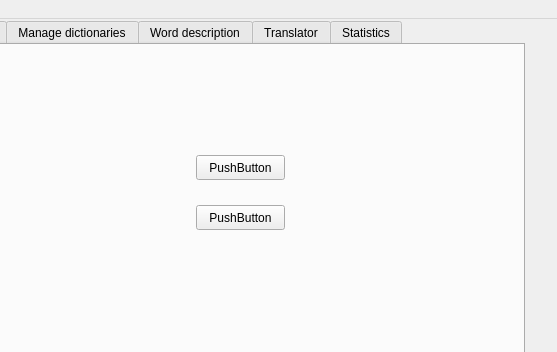
This is src/gui/src/view/MainView.ui in cieslarmichal/glossary as Qt 5 draws it before an edit; both pictures show x 166 to 723 and y 0 to 352 of the 723 by 587 pixel window. The edited form follows.
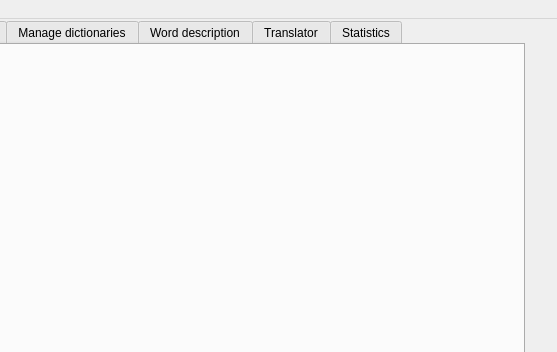
This is the edited form. The open tabs and pages were chosen to show the change.

Commit message: implement welcome tab

The edit to the form file:
```diff
--- a/src/gui/src/view/MainView.ui
+++ b/src/gui/src/view/MainView.ui
@@ -33,31 +33,16 @@
      <attribute name="title">
       <string>Welcome</string>
      </attribute>
-     <widget class="QPushButton" name="pushButton">
+     <widget class="QWidget" name="verticalLayoutWidget_6">
       <property name="geometry">
        <rect>
-        <x>350</x>
-        <y>110</y>
-        <width>89</width>
-        <height>25</height>
+        <x>10</x>
+        <y>10</y>
+        <width>661</width>
+        <height>501</height>
        </rect>
       </property>
-      <property name="text">
-       <string>PushButton</string>
-      </property>
-     </widget>
-     <widget class="QPushButton" name="pushButton_2">
-      <property name="geometry">
-       <rect>
-        <x>350</x>
-        <y>160</y>
-        <width>89</width>
-        <height>25</height>
-       </rect>
-      </property>
-      <property name="text">
-       <string>PushButton</string>
-      </property>
+      <layout class="QVBoxLayout" name="welcomeTabLayout"/>
      </widget>
     </widget>
     <widget class="QWidget" name="guessTab">
```
Left out of the diff: 2 changed lines with no effect on the pictures. The commit also changes 17 other files.
